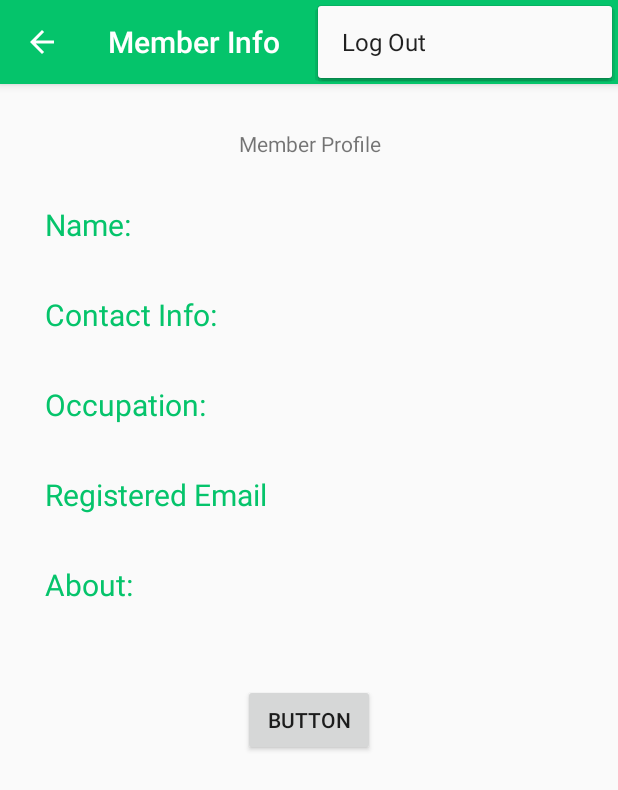
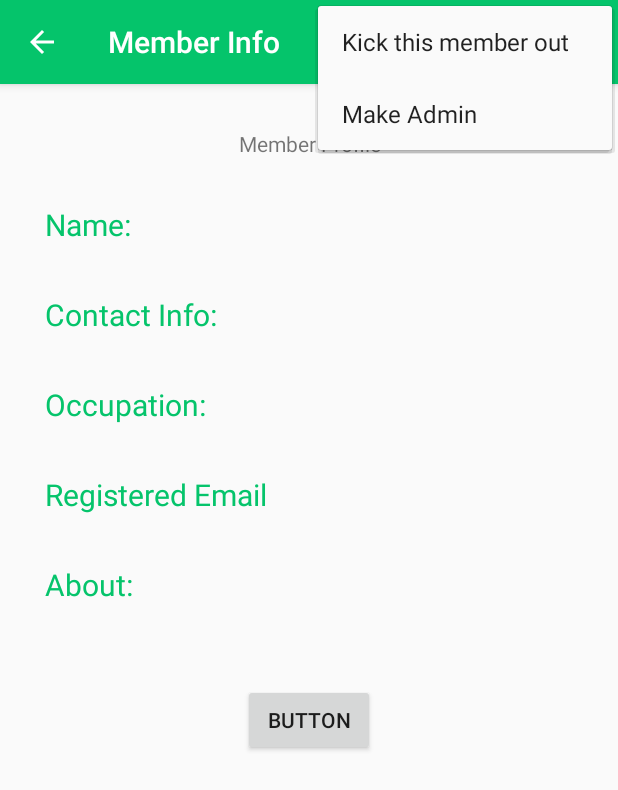
Before and after one commit to NishantAcharya/kapok-android, an Android app: the ShowMemberActivity screen opened directly, with no data from a screen before it, with the options menu open, on a phone screen of 412 x 824 dp. Shown: the top 790 px of the screen. Run offline under Robolectric (Android 15) with nearby library versions, the phone set to English and light mode, and no system bars; our stand-ins replace Firebase (no records; nobody signed in at launch, a user with empty details on screens opened directly).

Commit message:
correct menu in showLog

```diff
--- a/app/build.gradle
+++ b/app/build.gradle
@@ -40,7 +40,7 @@ dependencies {
     implementation 'com.android.support:appcompat-v7:28.0.0-alpha3'
     implementation 'com.mapbox.mapboxsdk:mapbox-android-navigation-ui:0.42.4'
     implementation 'com.mapbox.mapboxsdk:mapbox-android-plugin-annotation-v8:0.7.0'
-    implementation 'com.android.support:design:27.1.1'
+    implementation 'com.android.support:design:28.0.0'
     implementation 'com.android.support.constraint:constraint-layout:1.1.2'
     implementation 'com.mapbox.mapboxsdk:mapbox-android-sdk:6.6.5'
     testImplementation 'junit:junit:4.12'
@@ -51,5 +51,6 @@ dependencies {
     implementation 'com.google.firebase:firebase-core:16.0.9'
     implementation 'com.google.firebase:firebase-auth:17.0.0'
     implementation 'com.google.firebase:firebase-firestore:19.0.1'
+    implementation 'com.google.code.gson:gson:2.8.6'
 }
 apply plugin: 'com.google.gms.google-services'
--- a/app/src/main/java/com/kapok/brianramirez/kapok/ShowMemberActivity.java
+++ b/app/src/main/java/com/kapok/brianramirez/kapok/ShowMemberActivity.java
@@ -78,7 +78,7 @@ public class ShowMemberActivity extends AppCompatActivity {
 
     @Override
     public boolean onCreateOptionsMenu(Menu menu) {
-        getMenuInflater().inflate(R.menu.main_logout, menu);
+        getMenuInflater().inflate(R.menu.member_kickout, menu);
         return true;
     }
 
```
